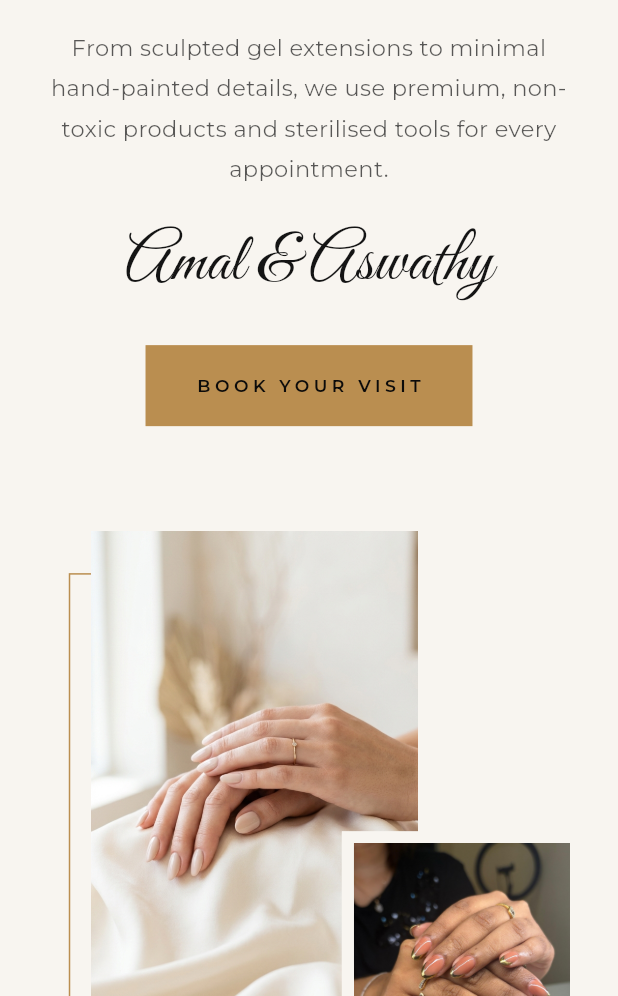
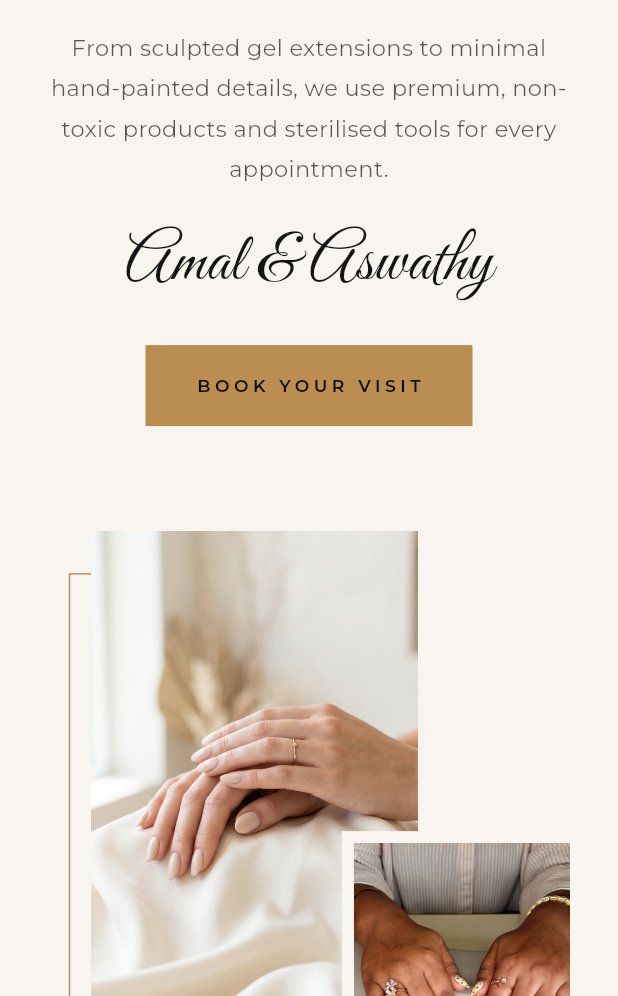
Before and after one commit to amalchithradev1/nailaura, a Flutter app: the screen it shows after launch, scrolled down 1152 dp, on a phone screen of 412 x 824 dp, the part 240-1236 px from its top. Run offline on Flutter 3.47's test engine with Material 3 defaults, Android fonts, the phone set to English and light mode, and no system bars; drawn by our look-alikes of flutter_animate; our stand-ins replace google_fonts, pdf, printing, visibility_detector, web; missing offline and left inert: dart:js_interop.

Commit message:
Add 9 new nail art photos to the portfolio gallery
Newest work is shown first.

Co-Authored-By: Claude Opus 5.5 <noreply@anthropic.com>

```diff
--- a/lib/core/constants.dart
+++ b/lib/core/constants.dart
@@ -25,6 +25,15 @@ class AppConstants {
 
   // Portfolio (add new nail art photos here)
   static const List<String> portfolio = [
+    'assets/images/work_11.jpg',
+    'assets/images/work_12.jpg',
+    'assets/images/work_13.jpg',
+    'assets/images/work_14.jpg',
+    'assets/images/work_15.jpg',
+    'assets/images/work_16.jpg',
+    'assets/images/work_17.jpg',
+    'assets/images/work_18.jpg',
+    'assets/images/work_19.jpg',
     'assets/images/work_01.jpg',
     'assets/images/work_02.jpg',
     'assets/images/work_03.jpg',
```
Also changed, not shown: assets/images/work_11.jpg (added), assets/images/work_12.jpg (added), assets/images/work_13.jpg (added), assets/images/work_14.jpg (added), assets/images/work_15.jpg (added), assets/images/work_16.jpg (added), assets/images/work_17.jpg (added), assets/images/work_18.jpg (added), assets/images/work_19.jpg (added).
